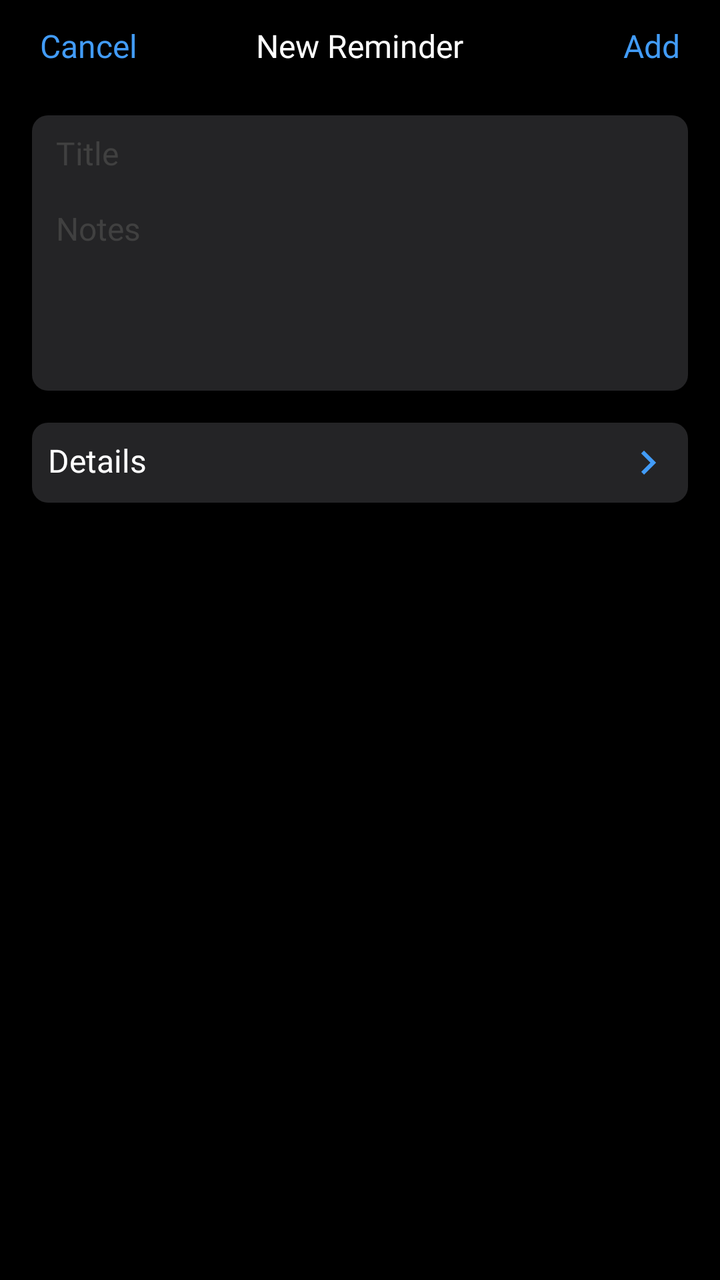
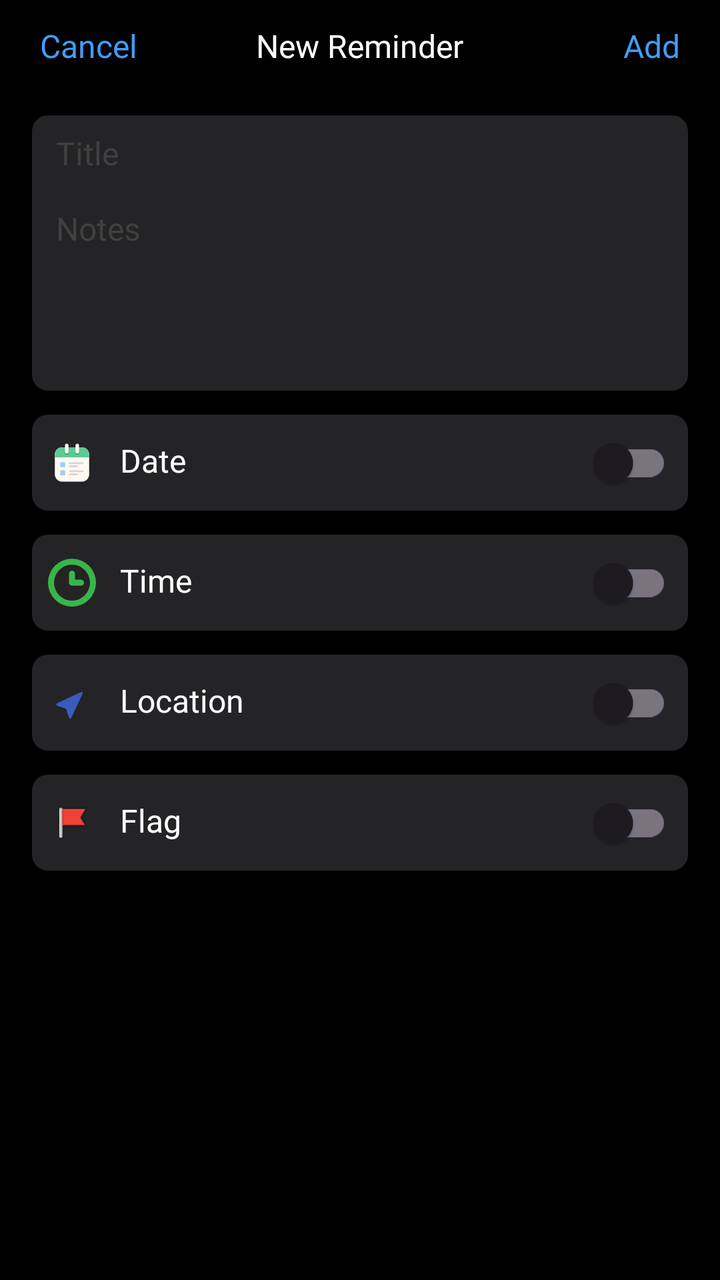

The first picture is an Android layout as it rendered before a commit; the second is the same layout after the commit. The layout source and the unified diff follow.
<!-- AndroidManifest.xml: application theme Theme.RemindersTDL -->
<!-- res/layout/fragment_new_reminder.xml -->
<?xml version="1.0" encoding="utf-8"?>
<RelativeLayout xmlns:android="http://schemas.android.com/apk/res/android"
    xmlns:app="http://schemas.android.com/apk/res-auto"
    xmlns:tools="http://schemas.android.com/tools"
    android:layout_width="match_parent"
    android:layout_height="match_parent"
    android:background="@color/black"
    tools:context=".ui.fragments.NewReminderFragment">

    <TextView
        android:id="@+id/cancel_button"
        android:layout_width="wrap_content"
        android:layout_height="wrap_content"
        android:layout_alignParentStart="true"
        android:layout_marginHorizontal="12dp"
        android:layout_marginVertical="4dp"
        android:fontFamily="@font/roboto_regular"
        android:padding="8dp"
        android:text="@string/cancel"
        android:textColor="@color/light_blue"
        android:textSize="16sp" />

    <TextView
        android:id="@+id/new_reminder_text"
        android:layout_width="wrap_content"
        android:layout_height="wrap_content"
        android:layout_alignParentTop="true"
        android:layout_centerInParent="true"
        android:layout_marginVertical="4dp"
        android:fontFamily="@font/roboto_bold"
        android:padding="8dp"
        android:text="@string/new_reminder"
        android:textColor="@color/white"
        android:textSize="16sp" />

    <TextView
        android:layout_width="wrap_content"
        android:layout_height="wrap_content"
        android:layout_alignParentEnd="true"
        android:layout_marginHorizontal="12dp"
        android:layout_marginVertical="4dp"
        android:fontFamily="@font/roboto_regular"
        android:padding="8dp"
        android:text="@string/add"
        android:textColor="@color/light_blue"
        android:textSize="16sp" />

    <LinearLayout
        android:id="@+id/details_container"
        android:layout_width="match_parent"
        android:layout_height="wrap_content"
        android:layout_below="@+id/new_reminder_text"
        android:layout_marginHorizontal="16dp"
        android:layout_marginTop="12dp"
        android:background="@drawable/textview_roundedcorners"
        android:orientation="vertical">

        <EditText
            android:layout_width="match_parent"
            android:layout_height="match_parent"
            android:layout_marginHorizontal="4dp"
            android:background="@null"
            android:fontFamily="@font/roboto_regular"
            android:hint="@string/title"
            android:inputType="textShortMessage"
            android:padding="8dp"
            android:textColorHint="@color/darker_gray"
            android:textSize="16sp" />

        <EditText
            android:layout_width="match_parent"
            android:layout_height="wrap_content"
            android:layout_marginHorizontal="4dp"
            android:background="@null"
            android:fontFamily="@font/roboto_regular"
            android:gravity="top"
            android:hint="@string/notes"
            android:inputType="textMultiLine"
            android:minHeight="100dp"
            android:padding="8dp"
            android:scrollHorizontally="false"
            android:textColorHint="@color/darker_gray"
            android:textSize="16sp" />


    </LinearLayout>

    <LinearLayout
        android:layout_width="match_parent"
        android:layout_height="wrap_content"
        android:layout_below="@+id/details_container"
        android:layout_marginHorizontal="16dp">

        <TextView
            android:id="@+id/details_button"
            android:layout_width="match_parent"
            android:layout_height="match_parent"
            android:layout_marginTop="16dp"
            android:background="@drawable/textview_roundedcorners"
            android:drawablePadding="8dp"
            android:fontFamily="@font/roboto_regular"
            android:gravity="start"
            android:padding="8dp"
            android:text="@string/details"
            android:textColor="@color/white"
            android:textSize="16sp"
            app:drawableEndCompat="@drawable/arrow_right" />

    </LinearLayout>

</RelativeLayout>
<!-- resources referenced by this layout -->
<resources>
  <!-- drawable arrow_right (drawable) -->
  <vector xmlns:android="http://schemas.android.com/apk/res/android"
      android:width="24dp"
      android:height="24dp"
      android:autoMirrored="true"
      android:tint="@color/light_blue"
      android:viewportWidth="24"
      android:viewportHeight="24">
  
      <path
          android:fillColor="@android:color/white"
          android:pathData="M8.59,16.59L13.17,12 8.59,7.41 10,6l6,6 -6,6 -1.41,-1.41z" />
  
  </vector>
  <string name="details">Details</string>
  <!-- unchanged entries left out for length: 13 -->
</resources>

<!-- the commit's change to res/layout/fragment_new_reminder.xml (unified diff, before → after) -->
@@ -1,12 +1,12 @@
-<?xml version="1.0" encoding="utf-8"?>
 <RelativeLayout xmlns:android="http://schemas.android.com/apk/res/android"
-    xmlns:app="http://schemas.android.com/apk/res-auto"
     xmlns:tools="http://schemas.android.com/tools"
     android:layout_width="match_parent"
     android:layout_height="match_parent"
+    android:animateLayoutChanges="true"
     android:background="@color/black"
     tools:context=".ui.fragments.NewReminderFragment">
 
+    
     <TextView
         android:id="@+id/cancel_button"
         android:layout_width="wrap_content"
@@ -20,12 +20,13 @@
         android:textColor="@color/light_blue"
         android:textSize="16sp" />
 
+    
     <TextView
         android:id="@+id/new_reminder_text"
         android:layout_width="wrap_content"
         android:layout_height="wrap_content"
         android:layout_alignParentTop="true"
-        android:layout_centerInParent="true"
+        android:layout_centerHorizontal="true"
         android:layout_marginVertical="4dp"
         android:fontFamily="@font/roboto_bold"
         android:padding="8dp"
@@ -33,6 +34,7 @@
         android:textColor="@color/white"
         android:textSize="16sp" />
 
+    
     <TextView
         android:layout_width="wrap_content"
         android:layout_height="wrap_content"
@@ -45,6 +47,7 @@
         android:textColor="@color/light_blue"
         android:textSize="16sp" />
 
+    
     <LinearLayout
         android:id="@+id/details_container"
         android:layout_width="match_parent"
@@ -57,7 +60,7 @@
 
         <EditText
             android:layout_width="match_parent"
-            android:layout_height="match_parent"
+            android:layout_height="wrap_content"
             android:layout_marginHorizontal="4dp"
             android:background="@null"
             android:fontFamily="@font/roboto_regular"
@@ -81,31 +84,160 @@
             android:scrollHorizontally="false"
             android:textColorHint="@color/darker_gray"
             android:textSize="16sp" />
-
-
     </LinearLayout>
 
+    
     <LinearLayout
         android:layout_width="match_parent"
         android:layout_height="wrap_content"
         android:layout_below="@+id/details_container"
-        android:layout_marginHorizontal="16dp">
-
-        <TextView
-            android:id="@+id/details_button"
-            android:layout_width="match_parent"
-            android:layout_height="match_parent"
-            android:layout_marginTop="16dp"
-            android:background="@drawable/textview_roundedcorners"
-            android:drawablePadding="8dp"
-            android:fontFamily="@font/roboto_regular"
-            android:gravity="start"
-            android:padding="8dp"
-            android:text="@string/details"
-            android:textColor="@color/white"
-            android:textSize="16sp"
-            app:drawableEndCompat="@drawable/arrow_right" />
+        android:layout_marginHorizontal="16dp"
+        android:orientation="vertical">
+
+        
+        <RelativeLayout
+            android:id="@+id/date_container"
+            style="@style/ContainerStyle">
+
+            <ImageView
+                android:id="@+id/date_icon"
+                android:layout_width="24dp"
+                android:layout_height="24dp"
+                android:layout_alignParentStart="true"
+                android:layout_centerVertical="true"
+                android:layout_marginStart="8dp"
+                android:src="@drawable/schedule_icon" />
+
+            <TextView
+                android:id="@+id/date_button"
+                style="@style/ItemTextStyle"
+                android:layout_marginStart="8dp"
+                android:layout_toEndOf="@+id/date_icon"
+                android:text="@string/date" />
+
+            <androidx.appcompat.widget.SwitchCompat
+                android:id="@+id/date_switch"
+                style="@style/SwitchStyle"
+                android:layout_alignParentEnd="true" />
+
+            <CalendarView
+                android:id="@+id/calendar_view"
+                android:layout_width="match_parent"
+                android:layout_height="wrap_content"
+                android:layout_below="@+id/date_button"
+                android:background="@null"
+                android:visibility="gone" />
+        </RelativeLayout>
+
+        <RelativeLayout
+            android:id="@+id/time_container"
+            style="@style/ContainerStyle">
+
+            
+            <ImageView
+                android:id="@+id/time_icon"
+                android:layout_width="24dp"
+                android:layout_height="24dp"
+                android:layout_alignParentStart="true"
+                android:layout_centerVertical="true"
+                android:layout_marginStart="8dp"
+                android:src="@drawable/_994342_alarm_clock_hour_time_watch_icon" />
+
+            
+            <TextView
+                android:id="@+id/time_button"
+                style="@style/ItemTextStyle"
+                android:layout_marginStart="8dp"
+                android:layout_toEndOf="@id/time_icon"
+                android:text="@string/time" />
+
+            
+            <TextView
+                android:id="@+id/time_display"
+                android:layout_width="wrap_content"
+                android:layout_height="wrap_content"
+                android:layout_centerVertical="true"
+                android:layout_marginEnd="8dp"
+                android:layout_toStartOf="@+id/time_switch"
+                android:fontFamily="@font/roboto_regular"
+                android:text=""
+                android:textColor="@color/light_blue"
+                android:textSize="16sp"
+                android:visibility="visible" />
+
+            
+            <androidx.appcompat.widget.SwitchCompat
+                android:id="@+id/time_switch"
+                style="@style/SwitchStyle"
+                android:layout_alignParentEnd="true"
+                android:layout_centerVertical="true" />
+        </RelativeLayout>
+
+        
+        <RelativeLayout
+            android:id="@+id/location_container"
+            style="@style/ContainerStyle">
+
+            <ImageView
+                android:id="@+id/location_icon"
+                android:layout_width="24dp"
+                android:layout_height="24dp"
+                android:layout_alignParentStart="true"
+                android:layout_centerVertical="true"
+                android:layout_marginStart="8dp"
+                android:src="@drawable/_16279_location_arrow_icon" />
+
+            <TextView
+                android:id="@+id/location_button"
+                style="@style/ItemTextStyle"
+                android:layout_marginStart="8dp"
+                android:layout_toEndOf="@+id/location_icon"
+                android:text="@string/location" />
+
+            <ImageView
+                android:id="@+id/current_location_icon"
+                android:layout_width="24dp"
+                android:layout_height="24dp"
+                android:layout_centerVertical="true"
+                android:layout_marginStart="8dp"
+                android:layout_toStartOf="@+id/location_switch"
+                android:src="@drawable/_216353_location_locator_map_marker_pin_icon"
+                android:visibility="gone" />
+
+            <androidx.appcompat.widget.SwitchCompat
+                android:id="@+id/location_switch"
+                style="@style/SwitchStyle"
+                android:layout_alignParentEnd="true" />
+
+
+        </RelativeLayout>
+
+        
+        <RelativeLayout
+            android:id="@+id/flag_container"
+            style="@style/ContainerStyle">
+
+            <ImageView
+                android:id="@+id/flag_icon"
+                android:layout_width="24dp"
+                android:layout_height="24dp"
+                android:layout_alignParentStart="true"
+                android:layout_centerVertical="true"
+                android:layout_marginStart="8dp"
+                android:src="@drawable/flagged_icon" />
+
+            <TextView
+                android:id="@+id/flag_button"
+                style="@style/ItemTextStyle"
+                android:layout_marginStart="8dp"
+                android:layout_toEndOf="@+id/flag_icon"
+                android:text="@string/flag" />
+
+            <androidx.appcompat.widget.SwitchCompat
+                android:id="@+id/flag_switch"
+                style="@style/SwitchStyle"
+                android:layout_alignParentEnd="true" />
+        </RelativeLayout>
 
     </LinearLayout>
-
 </RelativeLayout>
<!-- resource entries referenced after the edit -->
@@ -1,20 +1,118 @@
 <!-- resources referenced by this layout -->
 <resources>
-  <!-- drawable arrow_right (drawable) -->
+  <!-- drawable _16279_location_arrow_icon (drawable) -->
   <vector xmlns:android="http://schemas.android.com/apk/res/android"
       android:width="24dp"
       android:height="24dp"
-      android:autoMirrored="true"
-      android:tint="@color/light_blue"
       android:viewportWidth="24"
       android:viewportHeight="24">
+      <path
+          android:fillColor="#3A5BBC"
+          android:pathData="M10.368,19.102c0.349,1.049 1.011,1.086 1.478,0.086l5.309,-11.375c0.467,-1.002 0.034,-1.434 -0.967,-0.967L4.812,12.154c-1.001,0.467 -0.963,1.129 0.085,1.479L9,15L10.368,19.102z" />
+  </vector>
+  <!-- drawable _216353_location_locator_map_marker_pin_icon (drawable) -->
+  <vector xmlns:android="http://schemas.android.com/apk/res/android"
+      android:width="24dp"
+      android:height="24dp"
+      android:viewportWidth="91"
+      android:viewportHeight="91">
   
       <path
-          android:fillColor="@android:color/white"
-          android:pathData="M8.59,16.59L13.17,12 8.59,7.41 10,6l6,6 -6,6 -1.41,-1.41z" />
+          android:fillColor="#D1429CF8"
+          android:pathData="M44.7,50.6v24.9h3.4V50.6c8.2,-0.8 14.5,-7.8 14.5,-16.1c0,-8.9 -7.3,-16.2 -16.2,-16.2s-16.2,7.3 -16.2,16.2C30.2,42.8 36.6,49.7 44.7,50.6z" />
   
   </vector>
-  <string name="details">Details</string>
+  <!-- drawable _994342_alarm_clock_hour_time_watch_icon (drawable) -->
+  <vector xmlns:android="http://schemas.android.com/apk/res/android"
+      android:width="24dp"
+      android:height="24dp"
+      android:viewportWidth="96"
+      android:viewportHeight="96">
+  
+      <path
+          android:fillColor="#39B54A"
+          android:pathData="M48,0A48,48 0,1 0,96 48,48.055 48.055,0 0,0 48,0ZM48,84A36,36 0,1 1,84 48,36.039 36.039,0 0,1 48,84Z" />
+  
+      <path
+          android:fillColor="#39B54A"
+          android:pathData="M66,42H54V30a6,6 0,0 0,-12 0V48a5.997,5.997 0,0 0,6 6H66a6,6 0,0 0,0 -12Z" />
+  
+  </vector>
+  <!-- drawable flagged_icon (drawable) -->
+  <vector xmlns:android="http://schemas.android.com/apk/res/android"
+      android:width="32dp"
+      android:height="32dp"
+      android:viewportWidth="512"
+      android:viewportHeight="512">
+  
+      <path
+          android:fillColor="#231F20"
+          android:pathData="M371.99,200l62.4,-112H171.15c-6.6,-9.79 -19.41,-16 -35.15,-16c-23.18,0 -40,13.46 -40,32v304c0,18.54 16.82,32 40,32s40,-13.46 40,-32V304h258.39L371.99,200z" />
+  
+      <path
+          android:fillColor="#EF4136"
+          android:pathData="M392,280l-240,0l0,-160l240,0l-48,80z" />
+  
+      <path
+          android:fillColor="#EF6060"
+          android:pathData="M152,112h240v8h-240z" />
+  
+      <path
+          android:fillColor="#D1D3D4"
+          android:pathData="M120,408a16,8 0,1 0,32 0a16,8 0,1 0,-32 0z" />
+  
+      <path
+          android:fillColor="#BCBEC0"
+          android:pathData="M136,400v16c8.84,0 16,-3.58 16,-8S144.84,400 136,400z" />
+  
+      <path
+          android:fillColor="#D1D3D4"
+          android:pathData="M120,104h32v304h-32z" />
+  
+      <path
+          android:fillColor="#BCBEC0"
+          android:pathData="M136,104h16v304h-16z" />
+  
+      <path
+          android:fillColor="#A7A9AC"
+          android:pathData="M120,104a16,8 0,1 0,32 0a16,8 0,1 0,-32 0z" />
+  
+      <path
+          android:fillColor="#C93D3D"
+          android:pathData="M152,120h16v160h-16z" />
+  
+      <path
+          android:fillColor="#EF4136"
+          android:pathData="M152,112h16v8h-16z" />
+  
+  </vector>
+  <!-- drawable schedule_icon: vector/xml drawable (drawable, 2426 chars, omitted) -->
+  <string name="date">Date</string>
+  <string name="flag">Flag</string>
+  <string name="location">Location</string>
+  <string name="time">Time</string>
+  <style name="ContainerStyle">
+          <item name="android:layout_width">match_parent</item>
+          <item name="android:layout_height">wrap_content</item>
+          <item name="android:layout_marginTop">12dp</item>
+          <item name="android:background">@drawable/textview_roundedcorners</item>
+      </style>
+  <style name="ItemTextStyle">
+          <item name="android:layout_width">wrap_content</item>
+          <item name="android:layout_height">wrap_content</item>
+          <item name="android:paddingVertical">12dp</item>
+          <item name="android:paddingStart">4dp</item>
+          <item name="android:textSize">16sp</item>
+          <item name="android:gravity">center_vertical</item>
+          <item name="android:fontFamily">@font/roboto_regular</item>
+          <item name="android:textColor">@color/white</item>
+      </style>
+  <style name="SwitchStyle">
+          <item name="android:layout_width">wrap_content</item>
+          <item name="android:layout_height">wrap_content</item>
+          <item name="android:padding">8dp</item>
+          <item name="thumbColor">@color/darker_gray</item>
+      </style>
   <!-- unchanged entries left out for length: 13 -->
 </resources>
 
